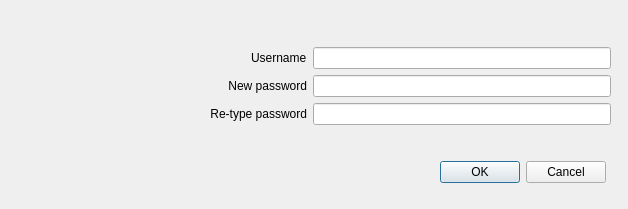
gagabon501/cs106-2, file MyCovidRecord/changepassword.ui: the form before one commit.
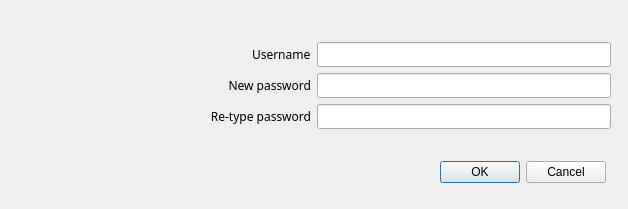
The form after the commit. Icons and pictures are not drawn.

Patch:
```diff
--- a/MyCovidRecord/changepassword.ui
+++ b/MyCovidRecord/changepassword.ui
@@ -16,9 +16,9 @@
   <widget class="QLabel" name="label">
    <property name="geometry">
     <rect>
-     <x>60</x>
+     <x>70</x>
      <y>40</y>
-     <width>111</width>
+     <width>101</width>
      <height>101</height>
     </rect>
    </property>
@@ -41,6 +41,11 @@
      <height>111</height>
     </rect>
    </property>
+   <property name="font">
+    <font>
+     <family>Raleway</family>
+    </font>
+   </property>
    <layout class="QFormLayout" name="formLayout">
     <property name="labelAlignment">
      <set>Qt::AlignRight|Qt::AlignTrailing|Qt::AlignVCenter</set>
@@ -50,6 +55,11 @@
     </property>
     <item row="0" column="0">
      <widget class="QLabel" name="label_2">
+      <property name="font">
+       <font>
+        <family>Raleway</family>
+       </font>
+      </property>
       <property name="text">
        <string>Username</string>
       </property>
@@ -63,6 +73,11 @@
     </item>
     <item row="1" column="0">
      <widget class="QLabel" name="label_3">
+      <property name="font">
+       <font>
+        <family>Raleway</family>
+       </font>
+      </property>
       <property name="text">
        <string>New password</string>
       </property>
@@ -80,6 +95,11 @@
     </item>
     <item row="2" column="0">
      <widget class="QLabel" name="label_4">
+      <property name="font">
+       <font>
+        <family>Raleway</family>
+       </font>
+      </property>
       <property name="text">
        <string>Re-type password</string>
       </property>
```
